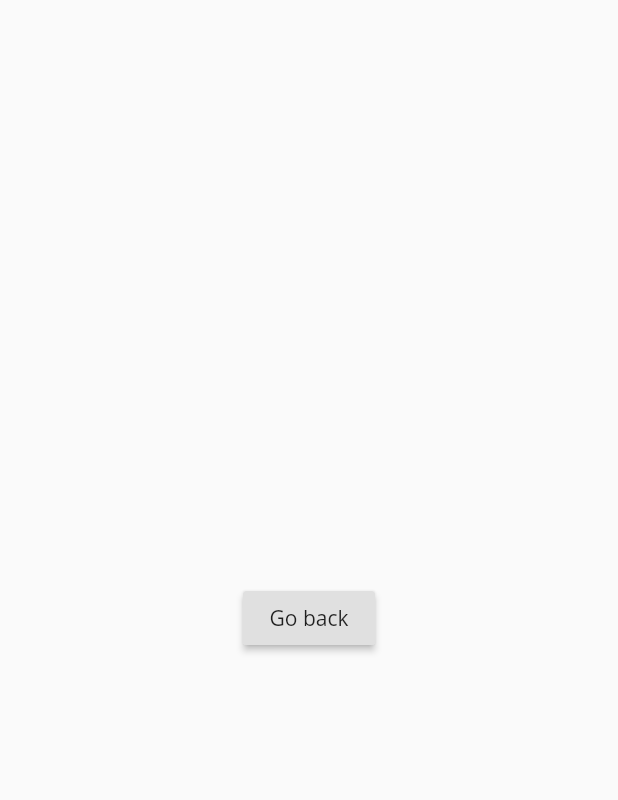
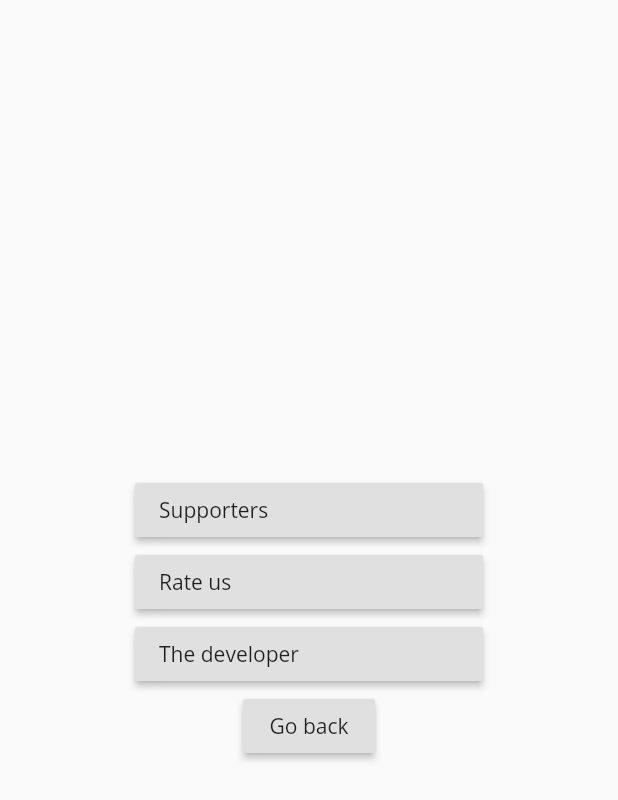
Before and after one commit to zawadneak/pword, a Flutter app: the Settings screen opened by its route, on a phone screen of 412 x 824 dp. Shown: the top 800 px of the screen. Run offline on Flutter 3.47's test engine with Material 2 defaults, Android fonts, the phone set to English and light mode, and no system bars; our stand-ins replace flutter_dotenv, get; missing offline and left inert: password_strength.

Commit message:
Settings page

```diff
--- a/lib/locales/index.dart
+++ b/lib/locales/index.dart
@@ -38,6 +38,10 @@ class Messages extends Translations {
           'ask_delete': 'Are you sure you want to delete this password?',
           'input_description': 'Description',
           'back': 'Go back',
+          'icon': "Home icons made by Freepik at flaticon.com",
+          'supporters': "Supporters",
+          'rate': 'Rate us',
+          'developer': 'The developer',
         },
         'pt_BR': {
           'welcome': 'Bem vindo ao PWORD',
@@ -73,7 +77,11 @@ class Messages extends Translations {
           'confirm': 'Confirmar',
           'ask_delete': 'Tem certeza que quer deletar essa senha?',
           'input_description': 'Insira uma descrição',
-          'back': 'Voltar'
+          'back': 'Voltar',
+          'icon': "Ícones do menu por Freepik em flaticon.com",
+          'supporters': "Contribuidores",
+          'rate': 'Nos avalie',
+          'developer': 'O desenvolvedor',
         }
       };
 }
--- a/lib/pages/settings.dart
+++ b/lib/pages/settings.dart
@@ -1,5 +1,7 @@
 import 'package:flutter/material.dart';
 import 'package:get/get.dart';
+import 'package:url_launcher/url_launcher.dart';
+import '../widgets/Alert.dart';
 
 class Settings extends StatefulWidget {
   @override
@@ -7,6 +9,28 @@ class Settings extends StatefulWidget {
 }
 
 class SettingsState extends State<Settings> {
+  void handleSupporters() {
+    Alert().alert(context, "icon".tr);
+  }
+
+  Future handleRate() async {
+    const url = 'https://play.google.com/store/apps/details?id=com.lcdev.pword';
+    if (await canLaunch(url)) {
+      await launch(url);
+    } else {
+      print('failed');
+    }
+  }
+
+  Future handleDeveloper() async {
+    const url = 'https://lucaszawadneak.me';
+    if (await canLaunch(url)) {
+      await launch(url);
+    } else {
+      print('failed');
+    }
+  }
+
   @override
   Widget build(BuildContext context) {
     void handleGoBack() {
@@ -18,6 +42,27 @@ class SettingsState extends State<Settings> {
             child: Column(
       mainAxisAlignment: MainAxisAlignment.center,
       children: [
+        RaisedButton(
+          onPressed: handleSupporters,
+          child: SizedBox(
+            child: Text('supporters'.tr),
+            width: 200,
+          ),
+        ),
+        RaisedButton(
+          onPressed: handleRate,
+          child: SizedBox(
+            child: Text('rate'.tr),
+            width: 200,
+          ),
+        ),
+        RaisedButton(
+          onPressed: handleDeveloper,
+          child: SizedBox(
+            child: Text('developer'.tr),
+            width: 200,
+          ),
+        ),
         RaisedButton(onPressed: handleGoBack, child: Text('back'.tr)),
       ],
     )));
--- a/pubspec.yaml
+++ b/pubspec.yaml
@@ -27,6 +27,7 @@ dependencies:
   get:
   flutter_dotenv:
   path_provider: ^1.6.22
+  url_launcher: ^5.7.8
 
 dev_dependencies:
   flutter_test:
```
Also changed, not shown: pubspec.lock.
